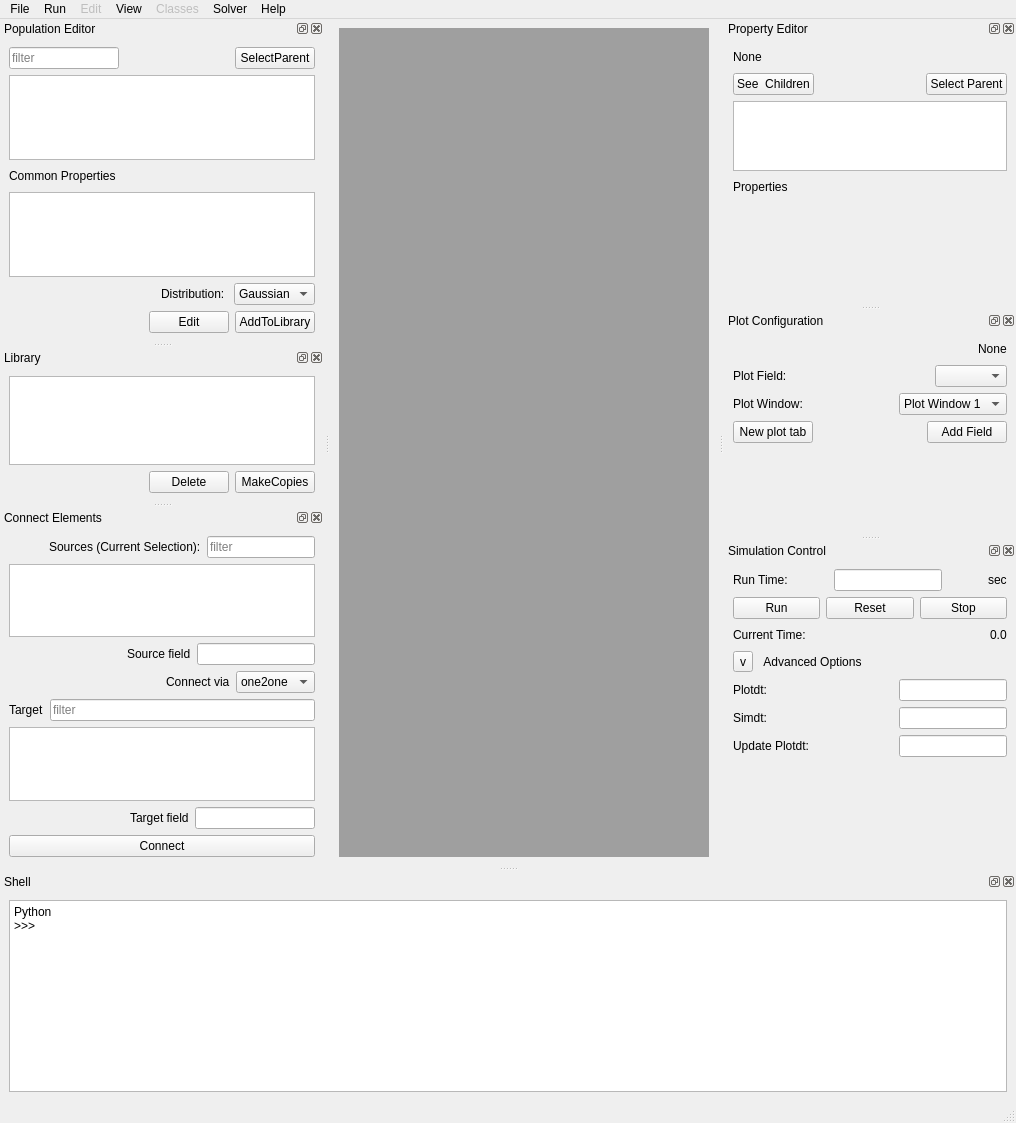
Before: the Qt Designer form moose/branches/buildQ/gui/newgui.ui in physicalist/ncbs-moose, drawn with Qt 5.
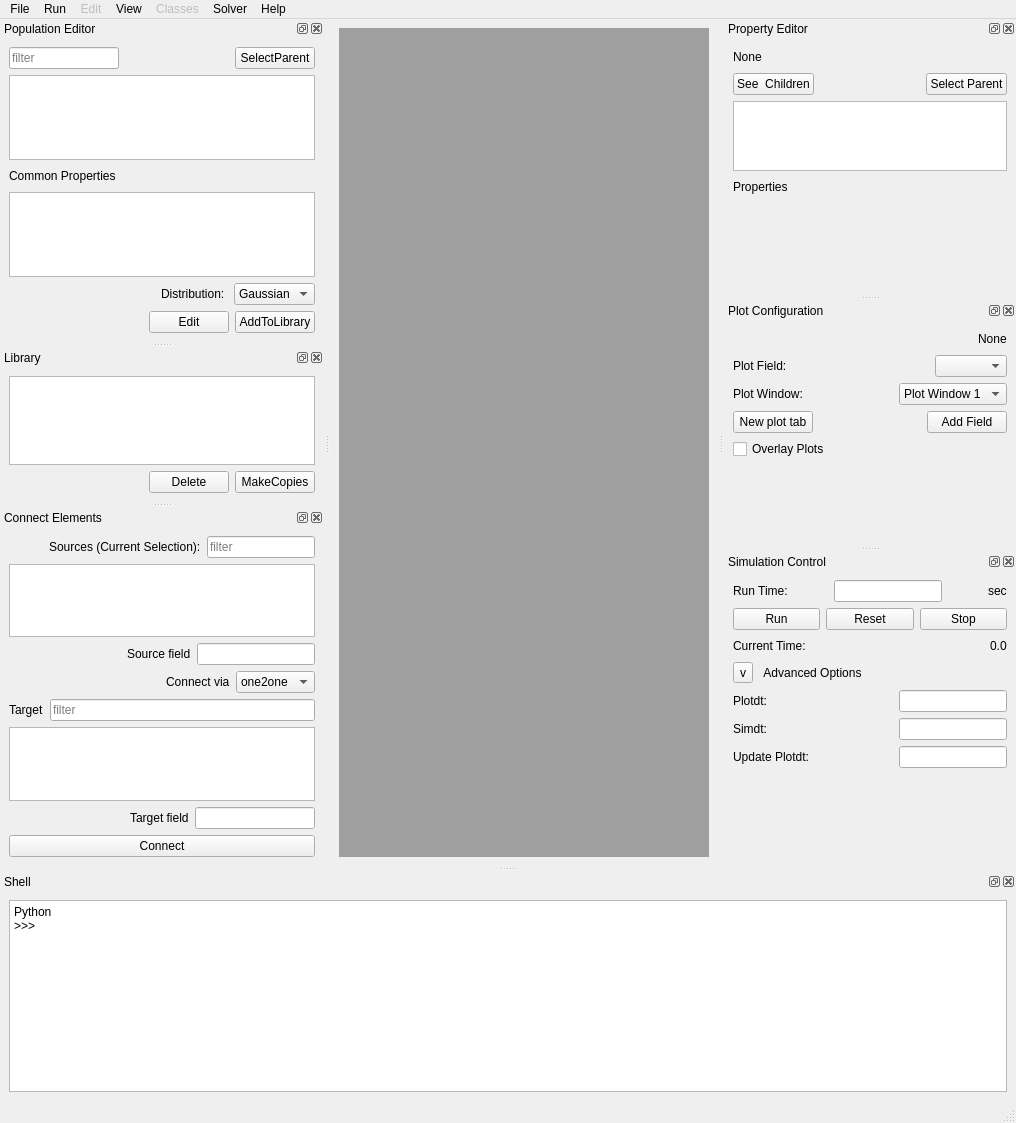
After: the same form once the commit is applied. Custom widgets are drawn as their Qt base class.

Commit message: overlay of plots and correction related to the 0th table entry

What changed in the file:
```diff
--- a/moose/branches/buildQ/gui/newgui.ui
+++ b/moose/branches/buildQ/gui/newgui.ui
@@ -932,6 +932,16 @@
        </item>
       </layout>
      </item>
+     <item>
+      <widget class="QCheckBox" name="plotConfigOverlayPlotsCheckBox">
+       <property name="text">
+        <string>Overlay Plots</string>
+       </property>
+       <property name="tristate">
+        <bool>false</bool>
+       </property>
+      </widget>
+     </item>
      <item>
       <spacer name="verticalSpacer">
        <property name="orientation">
```
The commit also changes 3 other files.
